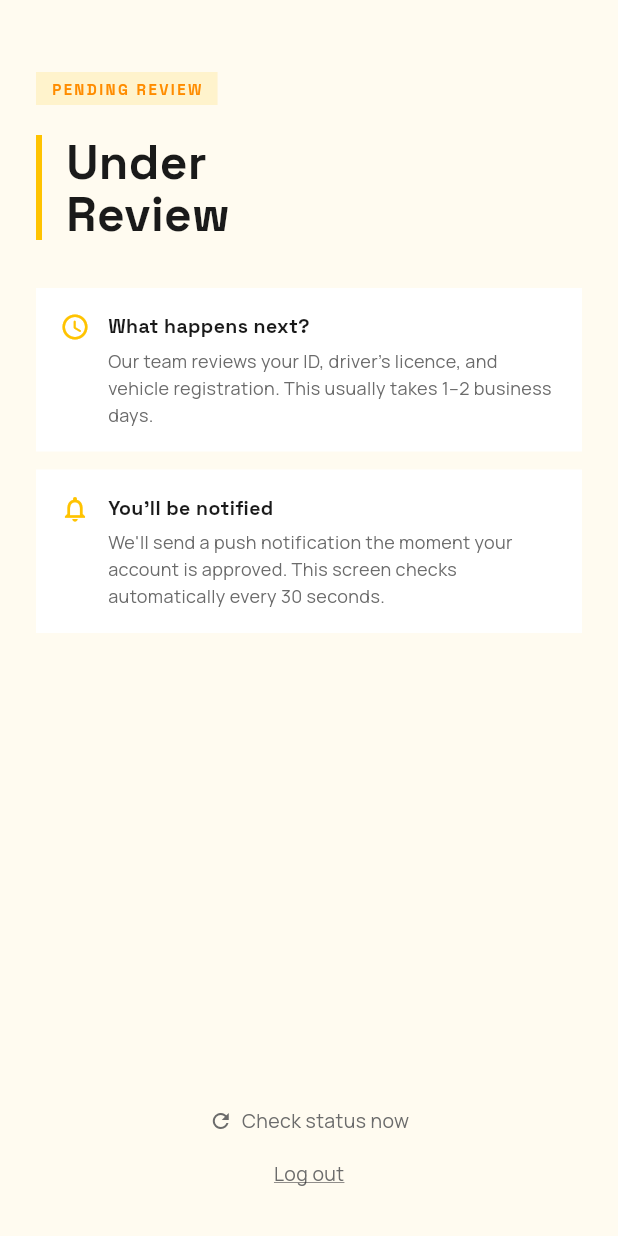
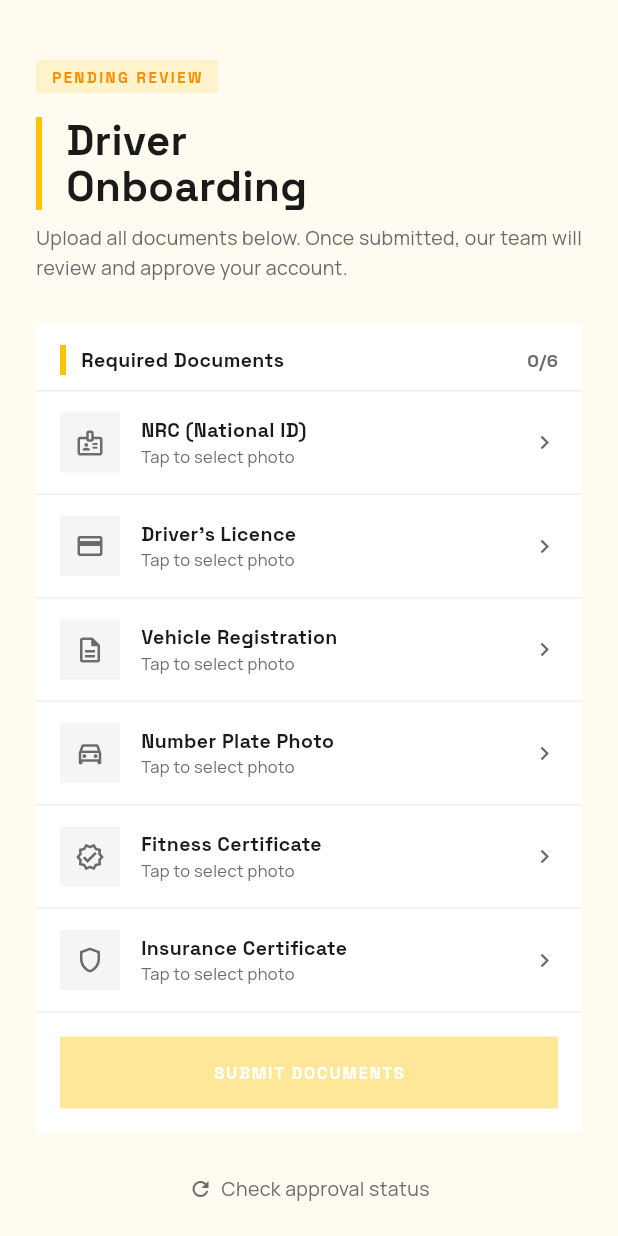
Before and after one commit to lumbilumbi200-byte/twambo, a Flutter app: the DriverPendingScreen screen opened by its route, on a phone screen of 412 x 824 dp. Run offline on Flutter 3.47's test engine with Material 3 defaults, Android fonts, the phone set to English and light mode, and no system bars; our stand-ins replace dio, firebase_auth, firebase_core, firebase_messaging, flutter_map, flutter_riverpod and 5 more; accounts and stored records are empty.

Commit message:
Rebuild driver pending screen with full document upload flow
Drivers now see a proper upload screen immediately after registering,
with all 6 required documents: NRC, driver's licence, vehicle registration,
number plate photo, fitness certificate and insurance certificate.
Each slot shows a thumbnail preview once selected. Submit button activates
only when all docs are chosen. Rejected state reuses the same upload card.

Co-Authored-By: Claude Sonnet 4.6 <noreply@anthropic.com>

```diff
--- a/lib/features/driver/screens/driver_pending_screen.dart
+++ b/lib/features/driver/screens/driver_pending_screen.dart
@@ -25,7 +25,6 @@ class _DriverPendingScreenState extends ConsumerState<DriverPendingScreen> {
   @override
   void initState() {
     super.initState();
-    // Poll /auth/me/ every 30s so the router redirect fires the moment admin approves
     _pollTimer = Timer.periodic(const Duration(seconds: 30), (_) => _refresh());
   }
 
@@ -35,35 +34,23 @@ class _DriverPendingScreenState extends ConsumerState<DriverPendingScreen> {
     super.dispose();
   }
 
-  void _showResubmitSheet(BuildContext context) {
-    showModalBottomSheet(
-      context: context,
-      isScrollControlled: true,
-      backgroundColor: Colors.transparent,
-      builder: (_) => _ResubmitSheet(onSuccess: () {
-        Navigator.pop(context);
-        _refresh();
-        ScaffoldMessenger.of(context).showSnackBar(const SnackBar(
-          content: Text('Documents submitted — under review again'),
-        ));
-      }),
-    );
-  }
-
   Future<void> _refresh() async {
     try {
       final resp = await ApiClient.dio.get(Endpoints.me);
       final user = User.fromJson(resp.data as Map<String, dynamic>);
       ref.read(authProvider.notifier).setUser(user);
-      // GoRouter's refreshListenable fires automatically via _RouterNotifier
     } catch (_) {}
+  }
+
+  Future<void> _logout() async {
+    await ref.read(authProvider.notifier).logout();
+    if (mounted) context.go('/login');
   }
 
   @override
   Widget build(BuildContext context) {
     final isDark = Theme.of(context).brightness == Brightness.dark;
     final bg = isDark ? const Color(0xFF0D0D0D) : TwamboColors.bg;
-    final textColor = isDark ? Colors.white : TwamboColors.textPrimary;
     final user = ref.watch(authProvider).user;
     final status = user?.driverVerificationStatus ?? 'pending';
     final isRejected = status == 'rejected';
@@ -71,163 +58,149 @@ class _DriverPendingScreenState extends ConsumerState<DriverPendingScreen> {
     return Scaffold(
       backgroundColor: bg,
       body: SafeArea(
-        child: Padding(
-          padding: const EdgeInsets.all(24),
-          child: Column(
-            crossAxisAlignment: CrossAxisAlignment.start,
-            children: [
-              const SizedBox(height: 24),
-
-              // Status pill
-              Container(
-                padding: const EdgeInsets.symmetric(horizontal: 10, vertical: 4),
-                color: isRejected ? TwamboColors.error.withValues(alpha: 0.12) : TwamboColors.primary.withValues(alpha: 0.15),
-                child: Text(
-                  isRejected ? 'REJECTED' : 'PENDING REVIEW',
-                  style: GoogleFonts.spaceGrotesk(
-                    fontSize: 10, fontWeight: FontWeight.w800,
-                    color: isRejected ? TwamboColors.error : TwamboColors.accent,
-                    letterSpacing: 1.6,
-                  ),
-                ),
-              ),
-
-              const SizedBox(height: 20),
-
-              Container(
-                decoration: const BoxDecoration(
-                  border: Border(left: BorderSide(color: TwamboColors.primary, width: 4)),
-                ),
-                padding: const EdgeInsets.only(left: 16),
-                child: Text(
-                  isRejected ? 'Application\nRejected' : 'Under\nReview',
-                  style: GoogleFonts.spaceGrotesk(
-                    fontSize: 32, fontWeight: FontWeight.w800,
-                    color: textColor, height: 1.1,
-                  ),
-                ),
-              ),
-
-              const SizedBox(height: 32),
-
-              if (!isRejected) ...[
-                _InfoCard(
-                  icon: Icons.access_time_rounded,
-                  title: 'What happens next?',
-                  body: 'Our team reviews your ID, driver\'s licence, and vehicle registration. '
-                      'This usually takes 1–2 business days.',
-                  isDark: isDark,
-                ),
-                const SizedBox(height: 12),
-                _InfoCard(
-                  icon: Icons.notifications_outlined,
-                  title: 'You\'ll be notified',
-                  body: 'We\'ll send a push notification the moment your account is approved. '
-                      'This screen checks automatically every 30 seconds.',
-                  isDark: isDark,
-                ),
-              ] else ...[
-                _InfoCard(
-                  icon: Icons.cancel_outlined,
-                  title: 'Your application was not approved',
-                  body: 'Please check that your documents are clear and legible, '
-                      'then resubmit. Contact support if you think this is a mistake.',
-                  isDark: isDark,
-                  accent: TwamboColors.error,
-                ),
-                const SizedBox(height: 20),
-                GestureDetector(
-                  onTap: () => _showResubmitSheet(context),
-                  child: Container(
-                    height: 48,
-                    color: TwamboColors.error,
-                    alignment: Alignment.center,
-                    child: Text('RESUBMIT DOCUMENTS',
-                        style: GoogleFonts.spaceGrotesk(
-                            fontSize: 11, fontWeight: FontWeight.w800,
-                            color: Colors.white, letterSpacing: 1)),
-                  ),
-                ),
-              ],
-
-              const Spacer(),
-
-              // Manual refresh
-              GestureDetector(
-                onTap: _refresh,
-                child: Row(mainAxisAlignment: MainAxisAlignment.center, children: [
-                  const Icon(Icons.refresh, size: 16, color: TwamboColors.textSecondary),
-                  const SizedBox(width: 6),
-                  Text('Check status now',
-                      style: GoogleFonts.manrope(fontSize: 13, color: TwamboColors.textSecondary)),
-                ]),
-              ),
-
-              const SizedBox(height: 16),
-
-              GestureDetector(
-                onTap: () async {
-                  await ref.read(authProvider.notifier).logout();
-                  if (context.mounted) context.go('/login');
-                },
-                child: Center(
-                  child: Text('Log out',
-                      style: GoogleFonts.manrope(fontSize: 13, color: TwamboColors.textSecondary,
-                          decoration: TextDecoration.underline)),
-                ),
-              ),
-
-              const SizedBox(height: 8),
-            ],
-          ),
-        ),
+        child: isRejected
+            ? _RejectedView(onRefresh: _refresh, onLogout: _logout, isDark: isDark)
+            : _PendingView(onRefresh: _refresh, onLogout: _logout, isDark: isDark),
       ),
     );
   }
 }
 
-class _ResubmitSheet extends StatefulWidget {
-  final VoidCallback onSuccess;
-  const _ResubmitSheet({required this.onSuccess});
+// ── Pending view — upload docs + waiting state ────────────────────────────────
+
+class _PendingView extends StatelessWidget {
+  final VoidCallback onRefresh;
+  final VoidCallback onLogout;
+  final bool isDark;
+  const _PendingView({required this.onRefresh, required this.onLogout, required this.isDark});
 
   @override
-  State<_ResubmitSheet> createState() => _ResubmitSheetState();
+  Widget build(BuildContext context) {
+    final textColor = isDark ? Colors.white : TwamboColors.textPrimary;
+    return SingleChildScrollView(
+      padding: const EdgeInsets.all(24),
+      child: Column(
+        crossAxisAlignment: CrossAxisAlignment.start,
+        children: [
+          const SizedBox(height: 16),
+          Container(
+            padding: const EdgeInsets.symmetric(horizontal: 10, vertical: 4),
+            color: TwamboColors.primary.withValues(alpha: 0.15),
+            child: Text('PENDING REVIEW',
+                style: GoogleFonts.spaceGrotesk(
+                    fontSize: 10, fontWeight: FontWeight.w800,
+                    color: TwamboColors.accent, letterSpacing: 1.6)),
+          ),
+          const SizedBox(height: 16),
+          Container(
+            decoration: const BoxDecoration(
+                border: Border(left: BorderSide(color: TwamboColors.primary, width: 4))),
+            padding: const EdgeInsets.only(left: 16),
+            child: Text('Driver\nOnboarding',
+                style: GoogleFonts.spaceGrotesk(
+                    fontSize: 28, fontWeight: FontWeight.w800,
+                    color: textColor, height: 1.1)),
+          ),
+          const SizedBox(height: 8),
+          Text('Upload all documents below. Once submitted, our team will review and approve your account.',
+              style: GoogleFonts.manrope(
+                  fontSize: 13, color: TwamboColors.textSecondary, height: 1.5)),
+          const SizedBox(height: 28),
+          _DocumentUploadCard(isDark: isDark),
+          const SizedBox(height: 28),
+          GestureDetector(
+            onTap: onRefresh,
+            child: Row(mainAxisAlignment: MainAxisAlignment.center, children: [
+              const Icon(Icons.refresh, size: 16, color: TwamboColors.textSecondary),
+              const SizedBox(width: 6),
+              Text('Check approval status',
+                  style: GoogleFonts.manrope(fontSize: 13, color: TwamboColors.textSecondary)),
+            ]),
+          ),
+          const SizedBox(height: 12),
+          Center(
+            child: TextButton(
+              onPressed: onLogout,
+              child: Text('Log out',
+                  style: GoogleFonts.manrope(
+                      fontSize: 13, color: TwamboColors.textSecondary,
+                      decoration: TextDecoration.underline)),
+            ),
+          ),
+        ],
+      ),
+    );
+  }
 }
 
-class _ResubmitSheetState extends State<_ResubmitSheet> {
+// ── Document upload card ──────────────────────────────────────────────────────
+
+class _DocumentUploadCard extends ConsumerStatefulWidget {
+  final bool isDark;
+  const _DocumentUploadCard({required this.isDark});
+
+  @override
+  ConsumerState<_DocumentUploadCard> createState() => _DocumentUploadCardState();
+}
+
+class _DocumentUploadCardState extends ConsumerState<_DocumentUploadCard> {
   final _picker = ImagePicker();
-  File? _nationalId;
-  File? _driversLicense;
-  File? _vehicleReg;
+  final Map<String, File?> _files = {
+    'national_id': null,
+    'drivers_license': null,
+    'vehicle_registration': null,
+    'plate_photo': null,
+    'fitness_certificate': null,
+    'insurance_certificate': null,
+  };
+
   bool _loading = false;
+  bool _submitted = false;
   String? _error;
 
+  static const _labels = {
+    'national_id':            'NRC (National ID)',
+    'drivers_license':        "Driver's Licence",
+    'vehicle_registration':   'Vehicle Registration',
+    'plate_photo':            'Number Plate Photo',
+    'fitness_certificate':    'Fitness Certificate',
+    'insurance_certificate':  'Insurance Certificate',
+  };
+
+  static const _icons = {
+    'national_id':            Icons.badge_outlined,
+    'drivers_license':        Icons.credit_card_outlined,
+    'vehicle_registration':   Icons.description_outlined,
+    'plate_photo':            Icons.directions_car_outlined,
+    'fitness_certificate':    Icons.verified_outlined,
+    'insurance_certificate':  Icons.shield_outlined,
+  };
+
   Future<void> _pick(String field) async {
-    final xf = await _picker.pickImage(source: ImageSource.gallery, imageQuality: 85);
+    final xf = await _picker.pickImage(
+        source: ImageSource.gallery, imageQuality: 80);
     if (xf == null) return;
-    setState(() {
-      if (field == 'national_id') _nationalId = File(xf.path);
-      if (field == 'drivers_license') _driversLicense = File(xf.path);
-      if (field == 'vehicle_registration') _vehicleReg = File(xf.path);
-    });
+    setState(() => _files[field] = File(xf.path));
   }
 
+  bool get _allSelected => _files.values.every((f) => f != null);
+
   Future<void> _submit() async {
-    if (_nationalId == null || _driversLicense == null || _vehicleReg == null) {
-      setState(() => _error = 'Please select all three documents');
+    if (!_allSelected) {
+      setState(() => _error = 'Please select all 6 documents before submitting.');
       return;
     }
     setState(() { _loading = true; _error = null; });
     try {
-      final form = FormData.fromMap({
-        'national_id': await MultipartFile.fromFile(_nationalId!.path, filename: 'national_id.jpg'),
-        'drivers_license': await MultipartFile.fromFile(_driversLicense!.path, filename: 'drivers_license.jpg'),
-        'vehicle_registration': await MultipartFile.fromFile(_vehicleReg!.path, filename: 'vehicle_reg.jpg'),
+      final formData = FormData.fromMap({
+        for (final entry in _files.entries)
+          entry.key: await MultipartFile.fromFile(
+              entry.value!.path, filename: '${entry.key}.jpg'),
       });
-      await ApiClient.dio.patch(Endpoints.driverDocuments, data: form);
-      widget.onSuccess();
-    } catch (e) {
-      setState(() => _error = 'Upload failed. Please try again.');
+      await ApiClient.dio.patch(Endpoints.driverDocuments, data: formData);
+      setState(() => _submitted = true);
+    } catch (_) {
+      setState(() => _error = 'Upload failed. Check your connection and try again.');
     } finally {
       if (mounted) setState(() => _loading = false);
     }
@@ -235,62 +208,144 @@ class _ResubmitSheetState extends State<_ResubmitSheet> {
 
   @override
   Widget build(BuildContext context) {
-    final isDark = Theme.of(context).brightness == Brightness.dark;
-    final bg = isDark ? const Color(0xFF1A1A1A) : Colors.white;
+    final cardBg = widget.isDark ? const Color(0xFF1A1A1A) : Colors.white;
+
+    if (_submitted) {
       return Container(
-      decoration: BoxDecoration(color: bg, borderRadius: const BorderRadius.vertical(top: Radius.circular(16))),
-      padding: EdgeInsets.fromLTRB(24, 20, 24, MediaQuery.of(context).viewInsets.bottom + 24),
-      child: Column(mainAxisSize: MainAxisSize.min, crossAxisAlignment: CrossAxisAlignment.start, children: [
-        Text('Resubmit Documents', style: GoogleFonts.spaceGrotesk(fontSize: 18, fontWeight: FontWeight.w800)),
+        padding: const EdgeInsets.all(20),
+        color: TwamboColors.success.withValues(alpha: 0.08),
+        child: Row(children: [
+          const Icon(Icons.check_circle_rounded, color: TwamboColors.success, size: 28),
+          const SizedBox(width: 14),
+          Expanded(child: Column(crossAxisAlignment: CrossAxisAlignment.start, children: [
+            Text('Documents Submitted',
+                style: GoogleFonts.spaceGrotesk(
+                    fontSize: 14, fontWeight: FontWeight.w800, color: TwamboColors.success)),
             const SizedBox(height: 4),
-        Text('Select clear photos of each document', style: GoogleFonts.manrope(fontSize: 13, color: TwamboColors.textSecondary)),
-        const SizedBox(height: 20),
-        _DocRow(label: 'National ID', file: _nationalId, onTap: () => _pick('national_id')),
-        const SizedBox(height: 12),
-        _DocRow(label: "Driver's Licence", file: _driversLicense, onTap: () => _pick('drivers_license')),
-        const SizedBox(height: 12),
-        _DocRow(label: 'Vehicle Registration', file: _vehicleReg, onTap: () => _pick('vehicle_registration')),
-        if (_error != null) ...[
-          const SizedBox(height: 12),
-          Text(_error!, style: GoogleFonts.manrope(fontSize: 12, color: TwamboColors.error)),
-        ],
-        const SizedBox(height: 20),
-        GestureDetector(
+            Text('Our team is reviewing your application. You\'ll be notified when approved.',
+                style: GoogleFonts.manrope(fontSize: 12, color: TwamboColors.textSecondary, height: 1.4)),
+          ])),
+        ]),
+      );
+    }
+
+    return Container(
+      color: cardBg,
+      child: Column(
+        crossAxisAlignment: CrossAxisAlignment.start,
+        children: [
+          Container(
+            padding: const EdgeInsets.fromLTRB(16, 14, 16, 10),
+            decoration: const BoxDecoration(
+                border: Border(bottom: BorderSide(color: Color(0xFFEEEEEE)))),
+            child: Row(children: [
+              Container(width: 4, height: 20, color: TwamboColors.primary),
+              const SizedBox(width: 10),
+              Text('Required Documents',
+                  style: GoogleFonts.spaceGrotesk(
+                      fontSize: 13, fontWeight: FontWeight.w800,
+                      color: widget.isDark ? Colors.white : TwamboColors.textPrimary)),
+              const Spacer(),
+              Text('${_files.values.where((f) => f != null).length}/6',
+                  style: GoogleFonts.spaceGrotesk(
+                      fontSize: 12, fontWeight: FontWeight.w700,
+                      color: _allSelected ? TwamboColors.success : TwamboColors.textSecondary)),
+            ]),
+          ),
+          ..._files.keys.map((field) => _DocTile(
+            label: _labels[field]!,
+            icon: _icons[field]!,
+            file: _files[field],
+            isDark: widget.isDark,
+            onTap: () => _pick(field),
+          )),
+          if (_error != null)
+            Padding(
+              padding: const EdgeInsets.fromLTRB(16, 12, 16, 0),
+              child: Text(_error!,
+                  style: GoogleFonts.manrope(fontSize: 12, color: TwamboColors.error)),
+            ),
+          Padding(
+            padding: const EdgeInsets.all(16),
+            child: GestureDetector(
               onTap: _loading ? null : _submit,
               child: Container(
                 height: 48,
-            color: _loading ? TwamboColors.textSecondary : TwamboColors.primary,
+                color: _allSelected
+                    ? TwamboColors.primary
+                    : TwamboColors.primary.withValues(alpha: 0.4),
                 alignment: Alignment.center,
                 child: _loading
-                ? const SizedBox(height: 20, width: 20, child: CircularProgressIndicator(strokeWidth: 2, color: Colors.white))
-                : Text('SUBMIT DOCUMENTS', style: GoogleFonts.spaceGrotesk(fontSize: 11, fontWeight: FontWeight.w800, color: Colors.white, letterSpacing: 1)),
+                    ? const SizedBox(height: 20, width: 20,
+                        child: CircularProgressIndicator(strokeWidth: 2, color: Colors.white))
+                    : Text('SUBMIT DOCUMENTS',
+                        style: GoogleFonts.spaceGrotesk(
+                            fontSize: 11, fontWeight: FontWeight.w800,
+                            color: Colors.white, letterSpacing: 1.2)),
               ),
             ),
-      ]),
+          ),
+        ],
+      ),
     );
   }
 }
 
-class _DocRow extends StatelessWidget {
+// ── Single document tile ──────────────────────────────────────────────────────
+
+class _DocTile extends StatelessWidget {
   final String label;
+  final IconData icon;
   final File? file;
+  final bool isDark;
   final VoidCallback onTap;
-  const _DocRow({required this.label, required this.file, required this.onTap});
+  const _DocTile({
+    required this.label, required this.icon,
+    required this.file, required this.isDark, required this.onTap,
+  });
 
   @override
   Widget build(BuildContext context) {
-    final isDark = Theme.of(context).brightness == Brightness.dark;
+    final selected = file != null;
     return GestureDetector(
       onTap: onTap,
       child: Container(
-        padding: const EdgeInsets.all(12),
-        color: isDark ? const Color(0xFF252525) : const Color(0xFFF5F5F5),
+        padding: const EdgeInsets.symmetric(horizontal: 16, vertical: 14),
+        decoration: BoxDecoration(
+          border: Border(bottom: BorderSide(
+              color: isDark ? const Color(0xFF2A2A2A) : const Color(0xFFF0F0F0))),
+        ),
         child: Row(children: [
-          Icon(file != null ? Icons.check_circle_rounded : Icons.upload_file_rounded,
-              color: file != null ? TwamboColors.primary : TwamboColors.textSecondary, size: 20),
-          const SizedBox(width: 12),
-          Expanded(child: Text(file != null ? '${label} selected' : 'Tap to select $label',
-              style: GoogleFonts.manrope(fontSize: 13, color: file != null ? TwamboColors.primary : TwamboColors.textSecondary))),
+          Container(
+            width: 40, height: 40,
+            color: selected
+                ? TwamboColors.success.withValues(alpha: 0.1)
+                : (isDark ? const Color(0xFF252525) : const Color(0xFFF5F5F5)),
+            child: Icon(
+              selected ? Icons.check_circle_rounded : icon,
+              size: 20,
+              color: selected ? TwamboColors.success : TwamboColors.textSecondary,
+            ),
+          ),
+          const SizedBox(width: 14),
+          Expanded(
+            child: Column(crossAxisAlignment: CrossAxisAlignment.start, children: [
+              Text(label,
+                  style: GoogleFonts.spaceGrotesk(
+                      fontSize: 13, fontWeight: FontWeight.w700,
+                      color: isDark ? Colors.white : TwamboColors.textPrimary)),
+              Text(selected ? 'Ready to upload' : 'Tap to select photo',
+                  style: GoogleFonts.manrope(
+                      fontSize: 11,
+                      color: selected ? TwamboColors.success : TwamboColors.textSecondary)),
+            ]),
+          ),
+          if (selected)
+            ClipRRect(
+              borderRadius: BorderRadius.circular(4),
+              child: Image.file(file!, width: 44, height: 44, fit: BoxFit.cover),
+            )
+          else
             const Icon(Icons.chevron_right, size: 18, color: TwamboColors.textSecondary),
         ]),
       ),
@@ -298,42 +353,69 @@ class _DocRow extends StatelessWidget {
   }
 }
 
-class _InfoCard extends StatelessWidget {
-  final IconData icon;
-  final String title;
-  final String body;
+// ── Rejected view ─────────────────────────────────────────────────────────────
+
+class _RejectedView extends StatelessWidget {
+  final VoidCallback onRefresh;
+  final VoidCallback onLogout;
   final bool isDark;
-  final Color accent;
-
-  const _InfoCard({
-    required this.icon,
-    required this.title,
-    required this.body,
-    required this.isDark,
-    this.accent = TwamboColors.primary,
-  });
+  const _RejectedView({required this.onRefresh, required this.onLogout, required this.isDark});
 
   @override
   Widget build(BuildContext context) {
-    final cardBg = isDark ? const Color(0xFF1A1A1A) : Colors.white;
-    final textColor = isDark ? Colors.white : TwamboColors.textPrimary;
-    return Container(
-      color: cardBg,
-      padding: const EdgeInsets.all(16),
-      child: Row(crossAxisAlignment: CrossAxisAlignment.start, children: [
-        Icon(icon, size: 20, color: accent),
-        const SizedBox(width: 12),
-        Expanded(
-          child: Column(crossAxisAlignment: CrossAxisAlignment.start, children: [
-            Text(title,
+    return SingleChildScrollView(
+      padding: const EdgeInsets.all(24),
+      child: Column(
+        crossAxisAlignment: CrossAxisAlignment.start,
+        children: [
+          const SizedBox(height: 16),
+          Container(
+            padding: const EdgeInsets.symmetric(horizontal: 10, vertical: 4),
+            color: TwamboColors.error.withValues(alpha: 0.12),
+            child: Text('APPLICATION REJECTED',
                 style: GoogleFonts.spaceGrotesk(
-                    fontSize: 13, fontWeight: FontWeight.w700, color: textColor)),
-            const SizedBox(height: 4),
-            Text(body,
-                style: GoogleFonts.manrope(fontSize: 12, color: TwamboColors.textSecondary, height: 1.5)),
+                    fontSize: 10, fontWeight: FontWeight.w800,
+                    color: TwamboColors.error, letterSpacing: 1.6)),
+          ),
+          const SizedBox(height: 16),
+          Container(
+            decoration: const BoxDecoration(
+                border: Border(left: BorderSide(color: TwamboColors.error, width: 4))),
+            padding: const EdgeInsets.only(left: 16),
+            child: Text('Documents\nRejected',
+                style: GoogleFonts.spaceGrotesk(
+                    fontSize: 28, fontWeight: FontWeight.w800,
+                    color: isDark ? Colors.white : TwamboColors.textPrimary,
+                    height: 1.1)),
+          ),
+          const SizedBox(height: 12),
+          Text('Make sure all photos are clear and legible, then resubmit.',
+              style: GoogleFonts.manrope(
+                  fontSize: 13, color: TwamboColors.textSecondary, height: 1.5)),
+          const SizedBox(height: 28),
+          _DocumentUploadCard(isDark: isDark),
+          const SizedBox(height: 20),
+          GestureDetector(
+            onTap: onRefresh,
+            child: Row(mainAxisAlignment: MainAxisAlignment.center, children: [
+              const Icon(Icons.refresh, size: 16, color: TwamboColors.textSecondary),
+              const SizedBox(width: 6),
+              Text('Check status',
+                  style: GoogleFonts.manrope(fontSize: 13, color: TwamboColors.textSecondary)),
             ]),
           ),
-      ]),
+          const SizedBox(height: 12),
+          Center(
+            child: TextButton(
+              onPressed: onLogout,
+              child: Text('Log out',
+                  style: GoogleFonts.manrope(
+                      fontSize: 13, color: TwamboColors.textSecondary,
+                      decoration: TextDecoration.underline)),
+            ),
+          ),
+        ],
+      ),
     );
   }
 }
```
Lines whose indentation alone changed are shown as unchanged.
